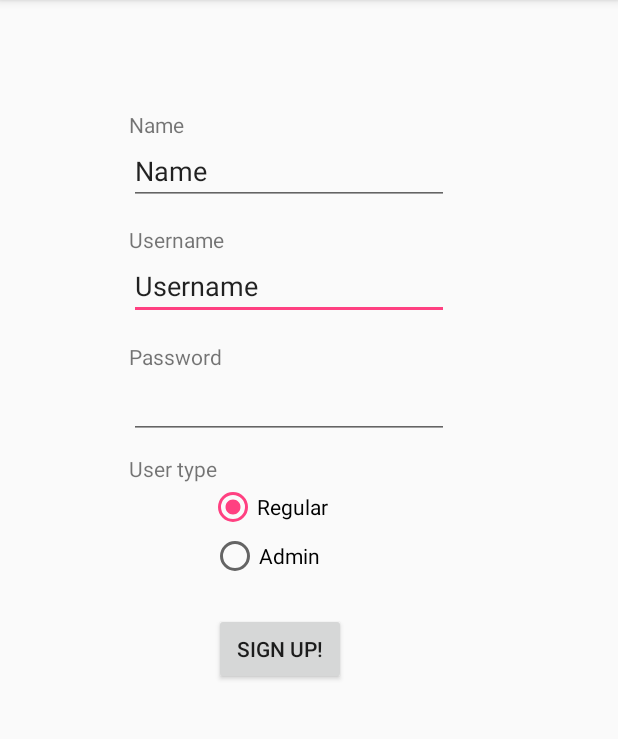
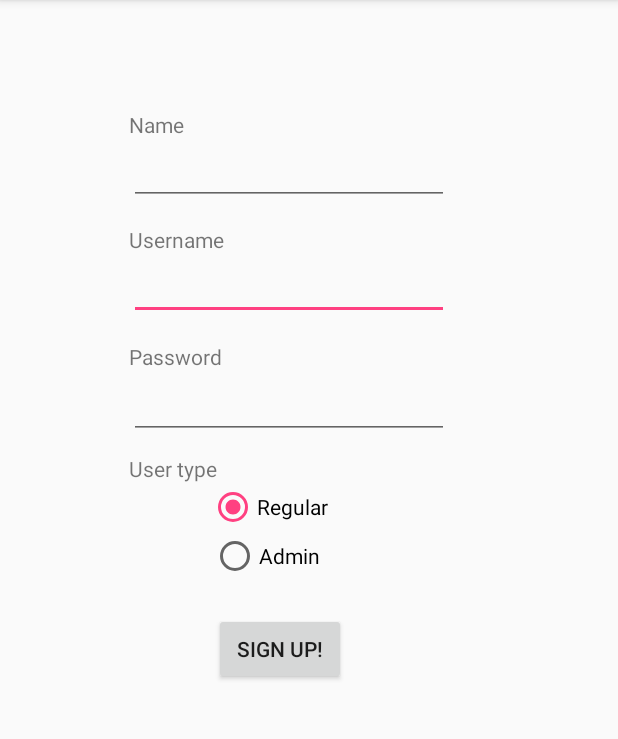
Before and after one commit to sscheele/shelter-helper, an Android app: the RegisterActivity screen opened directly, with no data from a screen before it, on a phone screen of 412 x 824 dp, the part 84-823 px from its top. Run offline under Robolectric (Android 15) with nearby library versions, the phone set to English and light mode, and no system bars.

Commit message:
Removed default text from Registration screen
Name and Username don't have default text when the screen launches now

```diff
--- a/app/src/main/res/layout/activity_register.xml
+++ b/app/src/main/res/layout/activity_register.xml
@@ -14,7 +14,6 @@
         android:layout_marginTop="18dp"
         android:ems="10"
         android:inputType="textPersonName"
-        android:text="Username"
         app:layout_constraintStart_toStartOf="@+id/register_tb_name"
         app:layout_constraintTop_toTopOf="@+id/textView5" />
 
@@ -25,7 +24,6 @@
         android:layout_marginTop="18dp"
         android:ems="10"
         android:inputType="textPersonName"
-        android:text="Name"
         app:layout_constraintStart_toStartOf="@+id/textView4"
         app:layout_constraintTop_toTopOf="@+id/textView4" />
 
```
